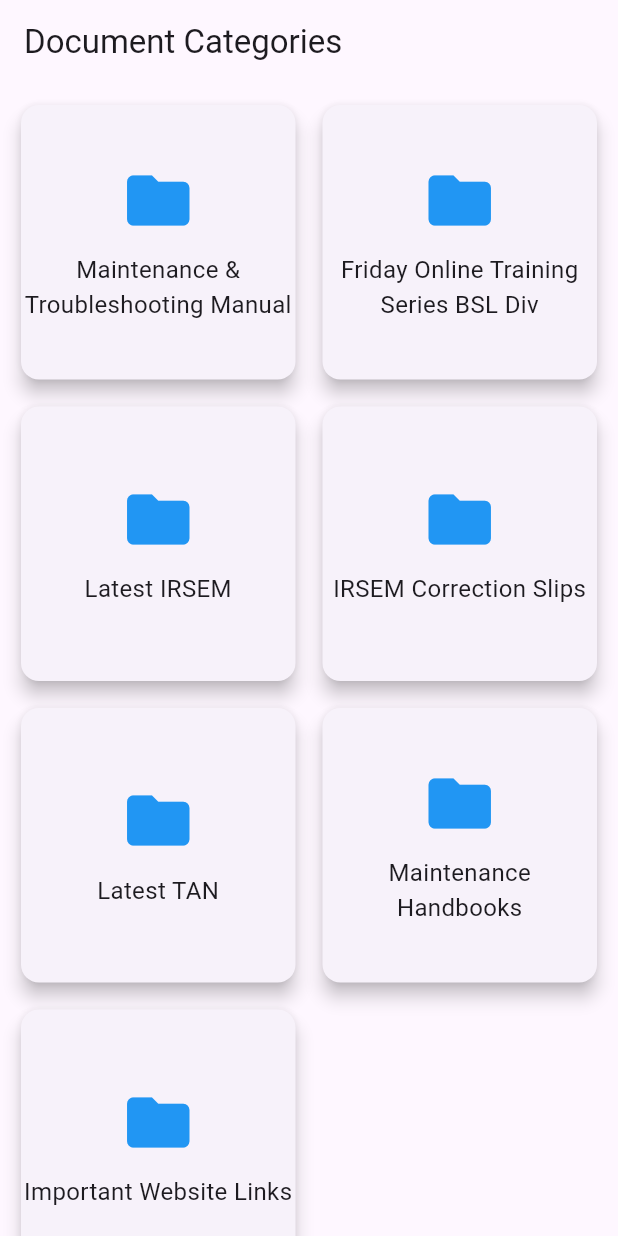
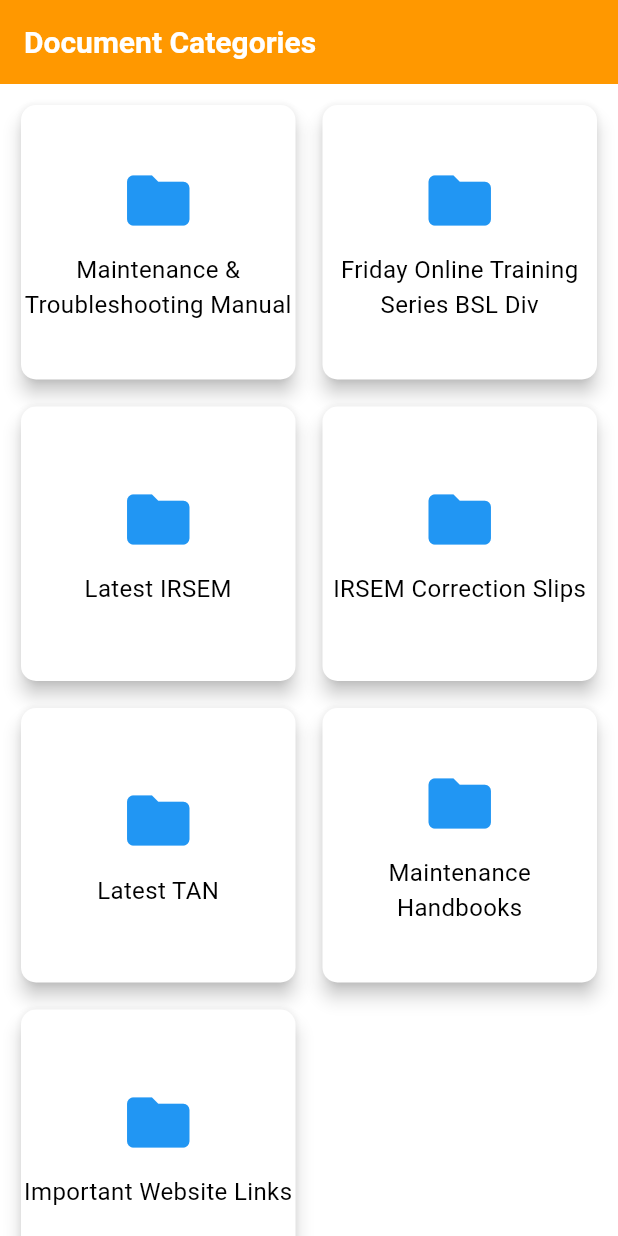
Before and after one commit to 24-Pranav/NIVARAN, a Flutter app: the screen it shows after launch, on a phone screen of 412 x 824 dp. Run offline on Flutter 3.47's test engine with Material 3 defaults, Android fonts, the phone set to English and light mode, and no system bars.

Commit message:
changes done

```diff
--- a/lib/main.dart
+++ b/lib/main.dart
@@ -1,7 +1,7 @@
 import 'package:flutter/material.dart';
 import 'package:nivaran/providers/document_provider.dart';
 import 'package:nivaran/screens/home_screen.dart';
-import 'package:nivaran/utils/app_constants.dart';
+import 'package:nivaran/utils/app_theme.dart';
 import 'package:provider/provider.dart';
 
 void main() {
@@ -16,11 +16,9 @@ class MyApp extends StatelessWidget {
     return ChangeNotifierProvider(
       create: (context) => DocumentProvider(),
       child: MaterialApp(
-        title: AppConstants.appName,
-        theme: ThemeData(
-          primarySwatch: Colors.blue,
-          visualDensity: VisualDensity.adaptivePlatformDensity,
-        ),
+        debugShowCheckedModeBanner: false,
+        title: 'Nivaran',
+        theme: AppTheme.lightTheme,
         home: const HomeScreen(),
       ),
     );
--- a/lib/screens/document_list_screen.dart
+++ b/lib/screens/document_list_screen.dart
@@ -21,16 +21,16 @@ class DocumentListScreen extends StatelessWidget {
                 var document = category.documents[index];
                 return Card(
                   child: ListTile(
-                    leading: const Icon(Icons.picture_as_pdf),
+                    leading: const Icon(Icons.picture_as_pdf, color: Colors.orange),
                     title: Text(document.title),
                     onTap: () async {
-                      final Uri url = Uri.parse(document.url);
+                      final url = Uri.parse(document.url.replaceAll(' ', ''));
                       if (await canLaunchUrl(url)) {
-                        await launchUrl(url);
+                        await launchUrl(url, mode: LaunchMode.externalApplication);
                       } else {
                         ScaffoldMessenger.of(context).showSnackBar(
-                          const SnackBar(
-                            content: Text('Could not open the document.'),
+                          SnackBar(
+                            content: Text('Could not open the document: ${document.url}'),
                           ),
                         );
                       }
--- /dev/null
+++ b/lib/utils/app_theme.dart
@@ -0,0 +1,30 @@
+
+import 'package:flutter/material.dart';
+
+class AppTheme {
+  static ThemeData get lightTheme {
+    return ThemeData(
+      primarySwatch: Colors.orange,
+      primaryColor: Colors.orange,
+      scaffoldBackgroundColor: Colors.white,
+      appBarTheme: const AppBarTheme(
+        color: Colors.orange,
+        elevation: 0,
+        iconTheme: IconThemeData(color: Colors.white),
+        titleTextStyle: TextStyle(
+            color: Colors.white, fontSize: 20, fontWeight: FontWeight.bold),
+      ),
+      cardTheme: CardTheme(
+        elevation: 2,
+        shape: RoundedRectangleBorder(
+          borderRadius: BorderRadius.circular(10),
+        ),
+      ),
+      iconTheme: const IconThemeData(
+        color: Colors.orange,
+      ),
+      colorScheme: ColorScheme.fromSwatch(primarySwatch: Colors.orange)
+          .copyWith(secondary: Colors.orangeAccent),
+    );
+  }
+}
```
